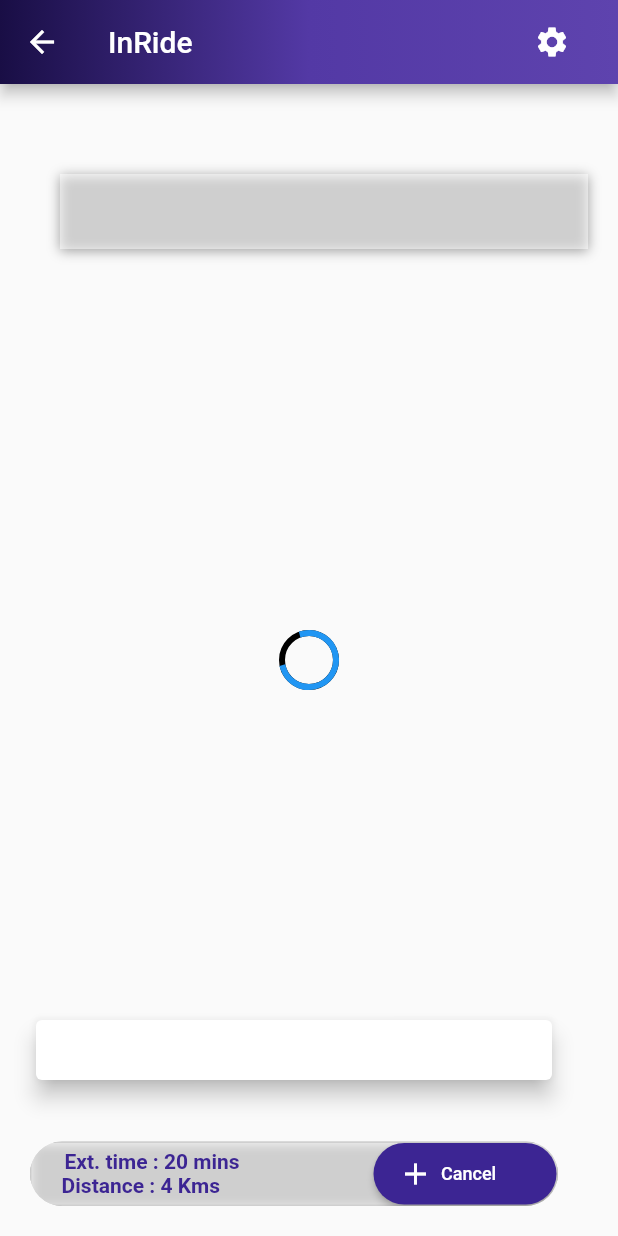
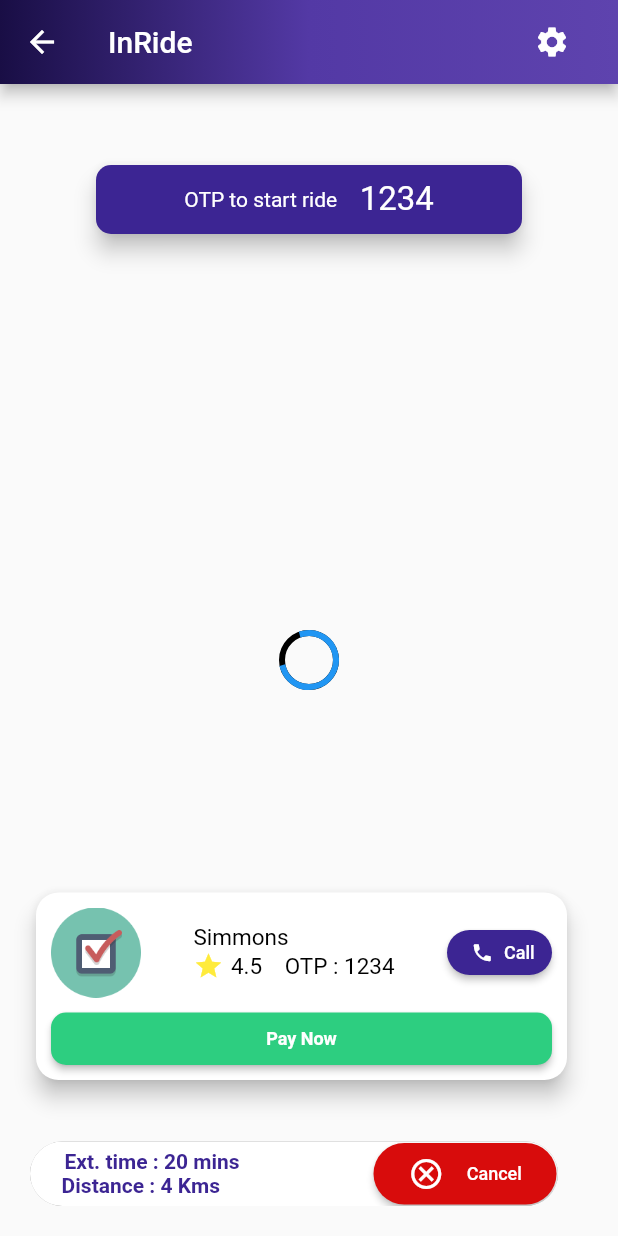
Before and after one commit to Janbaz1510/Cab-App, a Flutter app: the InRideScreen screen opened directly, on a phone screen of 412 x 824 dp. Run offline on Flutter 3.47's test engine with Material 2 defaults, Android fonts, the phone set to English and light mode, and no system bars; our stand-ins replace bubble_bottom_bar, google_maps_flutter, permission_handler.

Commit message:
inRide Screen commit

```diff
--- a/lib/inridescreen.dart
+++ b/lib/inridescreen.dart
@@ -69,52 +69,180 @@ class _InRideScreenState extends State<InRideScreen> {
                       _controller.complete(controller);
                     },
                   ),
-            Container(
-              height: size.height,
-              width: size.width,
-              color: Colors.transparent,
-              child: Padding(
-                padding: const EdgeInsets.only(left: 40, top: 60, right: 20, bottom: 40),
-                child: Column(
-                  children: <Widget>[
-                    Container(
-                      height: 50,
-                      width: size.width,
-                      decoration: BoxDecoration(
-                        shape: BoxShape.rectangle,
-                        color: Color(0x80FFFFFF),
-                        boxShadow: [
-                          BoxShadow(
-                            color: Colors.grey,
-                            offset: Offset(0.0, 1.0), //(x,y)
-                            blurRadius: 6.0,
+            Positioned(
+              top: 50,
+              left: 60,
+              right: 60,
+              child: Card(
+                shape: RoundedRectangleBorder(
+                  borderRadius: BorderRadius.circular(10),
+                ),
+                color: Color(0xff3c2593),
+                elevation: 6.0,
+                child: Padding(
+                  padding: const EdgeInsets.all(10),
+                  child: Center(
+                    child: Row(
+                      mainAxisAlignment: MainAxisAlignment.center,
+                      crossAxisAlignment: CrossAxisAlignment.center,
+                      children: <Widget>[
+                        Text(
+                          "OTP to start ride",
+                          style: TextStyle(
+                            fontSize: 14,
+                            color: Colors.white,
                           ),
-                        ],
-                        //borderRadius: BorderRadius.circular(16),
-                      ),
-                      child: Padding(
-                        padding: const EdgeInsets.all(10.0),
-                        child: Column(
-                          crossAxisAlignment: CrossAxisAlignment.start,
-                          children: [],
                         ),
-                      ),
+                        SizedBox(
+                          width: 15,
+                        ),
+                        Text(
+                          "1234",
+                          textAlign: TextAlign.left,
+                          style: TextStyle(
+                            fontSize: 22,
+                            color: Colors.white,
+                          ),
+                        ),
+                      ],
                     ),
-
-                  ],
+                  ),
                 ),
               ),
             ),
             Positioned(
               bottom: 100,
               left: 20,
-              right: 40,
+              right: 30,
               child: Card(
                 color: Colors.white,
                 elevation: 6.0,
-                child: Container(
-                 height: 40,
-                 width: 100,
+                shape: RoundedRectangleBorder(
+                  borderRadius: BorderRadius.circular(15.0),
+                ),
+                child: Padding(
+                  padding: const EdgeInsets.all(10),
+                  child: Column(
+                    children: [
+                      Container(
+                        child: Row(
+                          mainAxisAlignment: MainAxisAlignment.spaceBetween,
+                          children: <Widget>[
+                            Image.asset('assets/images/ss.png', height: 60, width: 60),
+                            Container(
+                              child: Column(
+                                crossAxisAlignment: CrossAxisAlignment.start,
+                                mainAxisAlignment: MainAxisAlignment.start,
+                                children: [
+                                  Text(
+                                    "Simmons",
+                                    style: TextStyle(
+                                      fontSize: 15,
+                                      color: Colors.black,
+                                    ),
+                                  ),
+                                  SizedBox(
+                                    width: 5,
+                                  ),
+                                  Row(
+                                    children: [
+                                      Icon(
+                                        Icons.star,
+                                        color: Colors.yellow,
+                                        size: 20,
+                                      ),
+                                      SizedBox(
+                                        width: 5,
+                                      ),
+                                      Text(
+                                        "4.5",
+                                        style: TextStyle(
+                                          fontSize: 15,
+                                          color: Colors.black,
+                                        ),
+                                      ),
+                                      SizedBox(
+                                        width: 15,
+                                      ),
+                                      Text(
+                                        "OTP : ",
+                                        style: TextStyle(
+                                          fontSize: 15,
+                                          color: Colors.black,
+                                        ),
+                                      ),
+                                      Text(
+                                        "1234",
+                                        style: TextStyle(
+                                          fontSize: 15,
+                                          color: Colors.black,
+                                        ),
+                                      ),
+                                    ],
+                                  ),
+                                ],
+                              ),
+                            ),
+                            Container(
+                              height: 30,
+                              width: 70,
+                              child: RaisedButton(
+                                color: Color(0xff3c2593),
+                                shape: RoundedRectangleBorder(
+                                  borderRadius: BorderRadius.circular(18.0),
+                                ),
+                                child: Row(
+                                  crossAxisAlignment: CrossAxisAlignment.center,
+                                  mainAxisAlignment: MainAxisAlignment.center,
+                                  children: [
+                                    Icon(
+                                      Icons.phone,
+                                      color: Colors.white,
+                                      size: 15,
+                                    ),
+                                    SizedBox(
+                                      width: 7,
+                                    ),
+                                    Text(
+                                      "Call",
+                                      style: TextStyle(
+                                        fontSize: 12,
+                                        color: Colors.white,
+                                      ),
+                                    ),
+                                  ],
+                                ),
+                                onPressed: () {},
+                              ),
+                            ),
+                          ],
+                        ),
+                      ),
+                      SizedBox(
+                        height: 10,
+                      ),
+                      Container(
+                        height: 35,
+                        width: size.width,
+                        child: RaisedButton(
+                          shape: RoundedRectangleBorder(
+                            borderRadius: BorderRadius.circular(10),
+                          ),
+                          onPressed: () {},
+                          color: Color(0xff2DCE80),
+                          splashColor: Colors.grey,
+                          child: Text(
+                            "Pay Now",
+                            style: TextStyle(
+                              fontSize: 12,
+                              fontWeight: FontWeight.w700,
+                              color: Colors.white,
+                            ),
+                          ),
+                        ),
+                      ),
+                    ],
+                  ),
                 ),
               ),
             ),
@@ -126,10 +254,9 @@ class _InRideScreenState extends State<InRideScreen> {
                 borderRadius: BorderRadius.circular(40),
                 child: Container(
                   width: size.width,
-                  color: Color(0x80FFFFFF),
+                  color: Color(0xFFFFFFFF),
                   decoration: BoxDecoration(
                     shape: BoxShape.rectangle,
-                    //color: Color(0x80000000),
                     boxShadow: [
                       BoxShadow(
                         color: Colors.grey,
@@ -137,7 +264,6 @@ class _InRideScreenState extends State<InRideScreen> {
                         blurRadius: 6.0,
                       ),
                     ],
-
                     border: Border.all(
                       color: Colors.grey,
                     ),
@@ -206,17 +332,17 @@ class _InRideScreenState extends State<InRideScreen> {
                         height: 41,
                         width: 122,
                         child: RaisedButton(
-                          color: Color(0xff3c2593),
+                          color: Color(0xffD80C0C),
                           shape: RoundedRectangleBorder(
                             borderRadius: BorderRadius.circular(41),
-                            //side: BorderSide(color: Colors.blue),
                           ),
                           child: Row(
+                            mainAxisAlignment: MainAxisAlignment.center,
                             crossAxisAlignment: CrossAxisAlignment.center,
                             children: [
-                              Icon(Icons.add, color: Colors.white),
+                              Icon(Icons.cancel_outlined, color: Colors.white),
                               SizedBox(
-                                width: 5,
+                                width: 15,
                               ),
                               Text(
                                 "Cancel",
```
